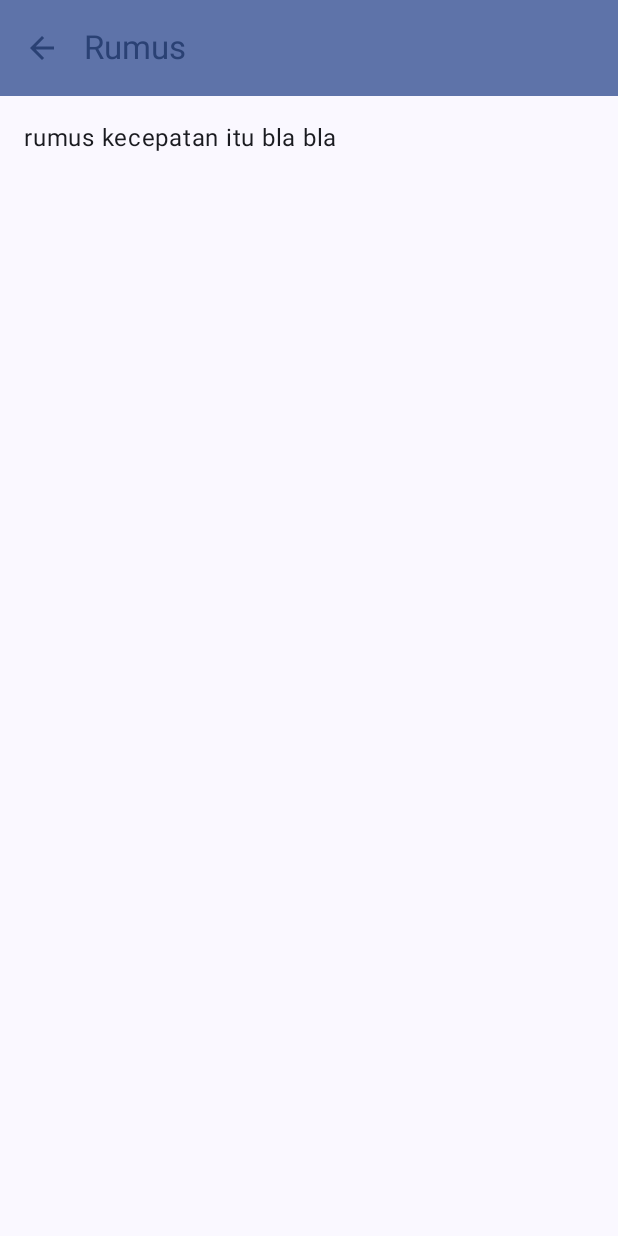
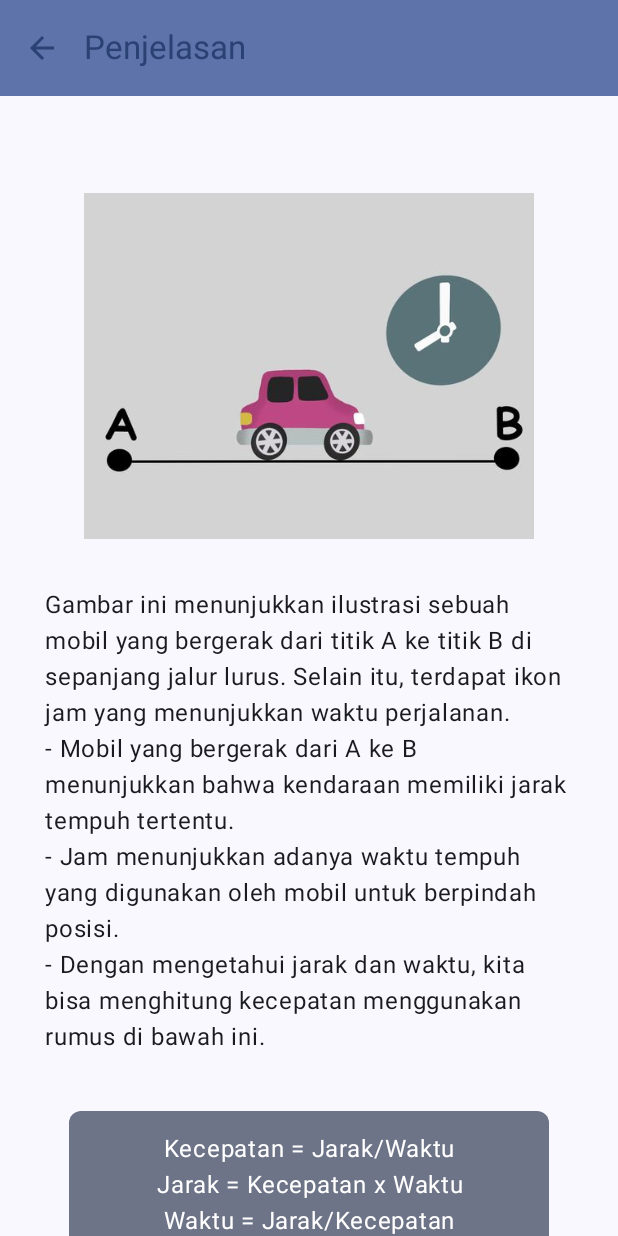
Before and after one commit to Putrimahar/Mini-Project-1, an Android app built with Jetpack Compose: the RumusScreen screen opened through its navigation route, on a phone screen of 412 x 824 dp. Run offline under Robolectric (Android 15) with nearby library versions, the phone set to English and light mode, and no system bars.

Commit message:
Membuat Tampilan Gambar dan Teks di dalam penjelasan (screen kedua)

```diff
--- /dev/null
+++ b/app/src/main/java/com/putrimaharani0087/miniproject1/model/gambar.kt
@@ -0,0 +1,7 @@
+package com.putrimaharani0087.miniproject1.model
+
+import androidx.annotation.DrawableRes
+
+data class gambar(
+    @DrawableRes val imageResId: Int
+)
--- a/app/src/main/java/com/putrimaharani0087/miniproject1/navigation/RumusScreen.kt
+++ b/app/src/main/java/com/putrimaharani0087/miniproject1/navigation/RumusScreen.kt
@@ -1,9 +1,21 @@
 package com.putrimaharani0087.miniproject1.navigation
 
 import android.content.res.Configuration
+import androidx.compose.foundation.Image
+import androidx.compose.foundation.layout.Arrangement
+import androidx.compose.foundation.layout.Box
+import androidx.compose.foundation.layout.Column
+import androidx.compose.foundation.layout.Spacer
+import androidx.compose.foundation.layout.fillMaxWidth
 import androidx.compose.foundation.layout.padding
+import androidx.compose.foundation.layout.size
+import androidx.compose.foundation.rememberScrollState
+import androidx.compose.foundation.shape.RoundedCornerShape
+import androidx.compose.foundation.verticalScroll
 import androidx.compose.material.icons.Icons
 import androidx.compose.material.icons.automirrored.filled.ArrowBack
+import androidx.compose.material3.Card
+import androidx.compose.material3.CardDefaults
 import androidx.compose.material3.ExperimentalMaterial3Api
 import androidx.compose.material3.Icon
 import androidx.compose.material3.IconButton
@@ -13,18 +25,23 @@ import androidx.compose.material3.Text
 import androidx.compose.material3.TopAppBar
 import androidx.compose.material3.TopAppBarDefaults
 import androidx.compose.runtime.Composable
+import androidx.compose.ui.Alignment
 import androidx.compose.ui.Modifier
+import androidx.compose.ui.res.painterResource
 import androidx.compose.ui.res.stringResource
+import androidx.compose.ui.text.style.TextAlign
 import androidx.compose.ui.tooling.preview.Preview
 import androidx.compose.ui.unit.dp
 import androidx.navigation.NavHostController
 import androidx.navigation.compose.rememberNavController
 import com.putrimaharani0087.miniproject1.R
+import com.putrimaharani0087.miniproject1.model.gambar
 import com.putrimaharani0087.miniproject1.ui.theme.MiniProject1Theme
 
 @OptIn(ExperimentalMaterial3Api::class)
 @Composable
 fun RumusScreen(navController: NavHostController) {
+    val data = gambar(R.drawable.gambar_rumus)
     Scaffold (
         topBar = {
             TopAppBar(
@@ -48,10 +65,47 @@ fun RumusScreen(navController: NavHostController) {
         }
     ) {
         innerPadding ->
-        Text(
-            text = stringResource(R.string.penjelasan),
-            modifier = Modifier.padding(innerPadding).padding(16.dp)
-        )
+        Column(
+            modifier = Modifier
+                .verticalScroll(rememberScrollState())
+                .padding(30.dp)
+                .fillMaxWidth()
+                .padding(innerPadding),
+            horizontalAlignment = Alignment.CenterHorizontally,
+            verticalArrangement = Arrangement.Center
+        ) {
+            Image(
+                painter = painterResource(id = data.imageResId),
+                contentDescription = "Gambar Rumus",
+                modifier = Modifier.size(300.dp),
+            )
+            Text(
+                text = stringResource(R.string.isi_penjelasan),
+                style = MaterialTheme.typography.bodyLarge,
+                textAlign = TextAlign.Left
+            )
+            Spacer(modifier = Modifier.padding(12.dp))
+            Card(
+                shape = RoundedCornerShape(8.dp),
+                colors = CardDefaults.cardColors(containerColor = MaterialTheme.colorScheme.secondaryContainer),
+                modifier = Modifier
+                    .fillMaxWidth()
+                    .padding(16.dp)
+            ) {
+                Box(
+                    modifier = Modifier
+                        .fillMaxWidth()
+                        .padding(16.dp),
+                    contentAlignment = Alignment.Center
+                ) {
+                    Text(
+                        text = stringResource(R.string.rumus),
+                        style = MaterialTheme.typography.bodyLarge,
+                        textAlign = TextAlign.Center
+                    )
+                }
+            }
+        }
     }
 }
 
--- a/app/src/main/res/values/strings.xml
+++ b/app/src/main/res/values/strings.xml
@@ -17,8 +17,12 @@
     <string name="bagikan_hasilKecepatan">Jarak: %1$s km\nWaktu: %2$s jam\nKecepatan yang diperlukan: %3$.2f km/jam</string>
     <string name="bagikan_hasiljarak">Kecepatan: %1$s km/jam\nWaktu: %2$s jam\nJarak tempuh yang diperlukan: %3$.2f km</string>
     <string name="bagikan_hasilWaktu">Jarak: %1$s km\nKecepatan: %2$s km/jam\nWaktu tempuh yang diperlukan: %3$.2f jam</string>
-    <string name="tentang_rumus">Rumus</string>
-    <string name="penjelasan">rumus kecepatan itu bla bla</string>
+    <string name="tentang_rumus">Penjelasan</string>
+    <string name="isi_penjelasan">Gambar ini menunjukkan ilustrasi sebuah mobil yang bergerak dari titik A ke titik B di sepanjang jalur lurus. Selain itu, terdapat ikon jam yang menunjukkan waktu perjalanan.
+        \n- Mobil yang bergerak dari A ke B menunjukkan bahwa kendaraan memiliki jarak tempuh tertentu.
+        \n- Jam menunjukkan adanya waktu tempuh yang digunakan oleh mobil untuk berpindah posisi.
+        \n- Dengan mengetahui jarak dan waktu, kita bisa menghitung kecepatan menggunakan rumus di bawah ini.</string>
+    <string name="rumus">Kecepatan = Jarak/Waktu\nJarak = Kecepatan x Waktu\nWaktu = Jarak/Kecepatan</string>
     <string name="kembali">Kembali</string>
 
 
```
Also changed, not shown: app/src/main/res/drawable-hdpi/gambar_rumus.jpg (added), app/src/main/res/drawable-mdpi/gambar_rumus.jpg (added), app/src/main/res/drawable-xhdpi/gambar_rumus.jpg (added), app/src/main/res/drawable-xxhdpi/gambar_rumus.jpg (added), app/src/main/res/drawable-xxxhdpi/gambar_rumus.jpg (added).
